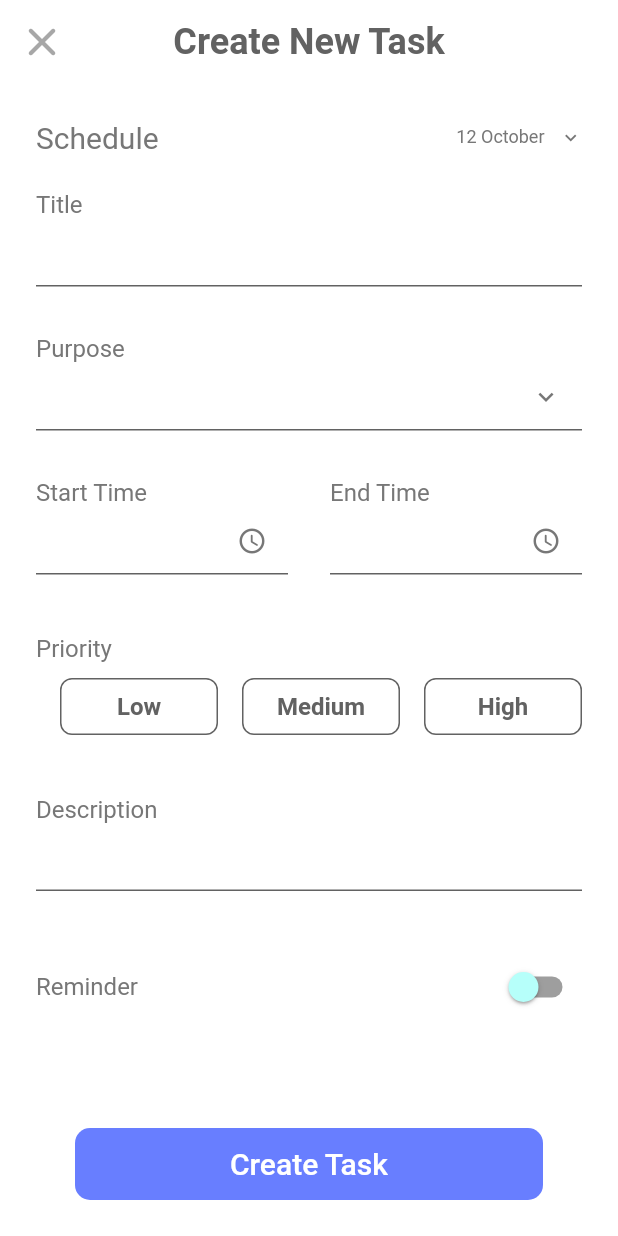
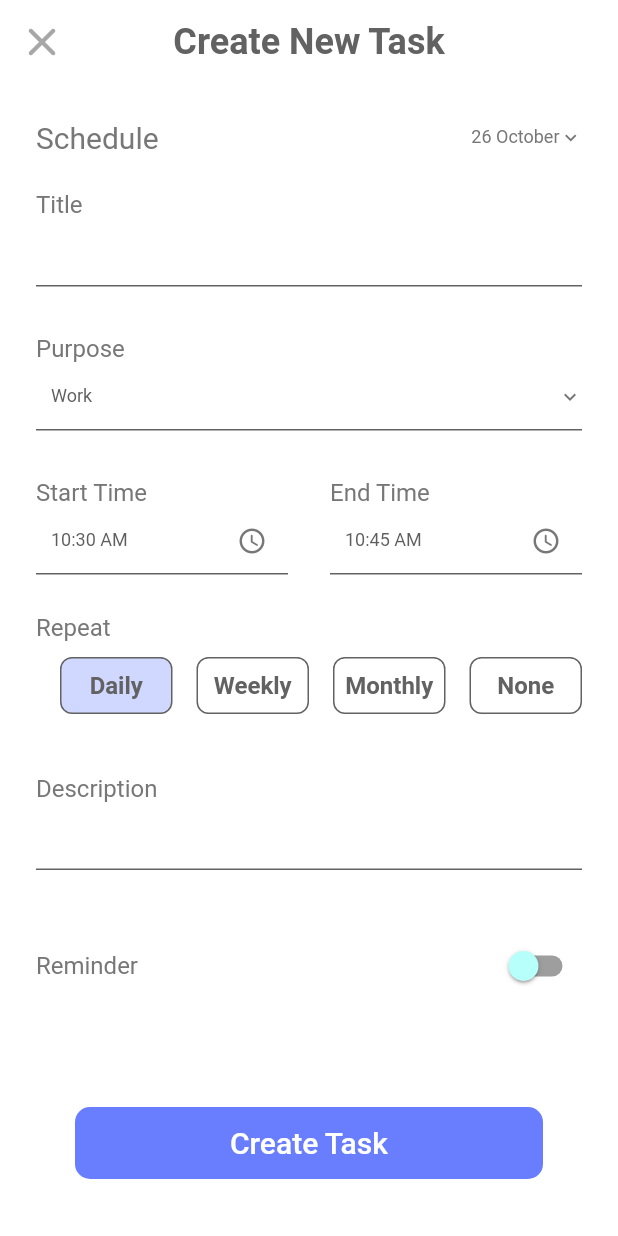
Before and after one commit to Rwan00/ToDo_Trax, a Flutter app: the screen it shows after launch, after a tap on the "add" icon, on a phone screen of 412 x 824 dp. Run offline on Flutter 3.47's test engine with Material 2 defaults, Android fonts, the phone set to English and light mode, and no system bars; our stand-ins replace flutter_staggered_animations, flutter_svg, get, get_storage, google_fonts, page_transition.

Commit message:
complete addTaskView Logic

```diff
--- /dev/null
+++ b/lib/models/task.dart
@@ -0,0 +1,25 @@
+class Task{
+  int? id;
+  String? title;
+  int? purpose;
+  String? date;
+  String? startTime;
+  String? endTime;
+  int? repeat;
+  String? description;
+  int? reminder;
+  int? isCompleted;
+
+  Task({
+    this.id,
+    this.title,
+    this.purpose,
+    this.date,
+    this.startTime,
+    this.endTime,
+    this.repeat,
+    this.description,
+    this.reminder,
+    this.isCompleted,
+});
+}
--- a/lib/ui/theme.dart
+++ b/lib/ui/theme.dart
@@ -100,3 +100,11 @@ TextStyle get txtOngoing3 {
         color:  Color.fromRGBO(209, 209, 209, 1),
       ));
 }
+TextStyle get txtHint {
+  return GoogleFonts.roboto(
+      textStyle:   TextStyle(
+        fontWeight: FontWeight.w400,
+        fontSize: 12,
+        color: Get.isDarkMode? const Color.fromRGBO(119, 119, 119, 1):const Color.fromRGBO(95, 94, 94, 1),
+      ));
+}
--- a/lib/ui/views/add_task_view.dart
+++ b/lib/ui/views/add_task_view.dart
@@ -1,5 +1,6 @@
 import 'package:flutter/material.dart';
 import 'package:get/get.dart';
+import 'package:intl/intl.dart';
 import 'package:page_transition/page_transition.dart';
 import 'package:todo_trax/ui/theme.dart';
 import 'package:todo_trax/ui/views/ongoing_view.dart';
@@ -18,6 +19,17 @@ class AddTaskView extends StatefulWidget {
 
 class _AddTaskViewState extends State<AddTaskView> {
   bool isSwitched = false;
+  final TextEditingController _titleController = TextEditingController();
+  final TextEditingController _noteController = TextEditingController();
+  int _repeat = 0;
+  DateTime _selectedDate = DateTime.now();
+  List<String> purposeList = ["Work", "Personal", "Health", "Study","Family","Fitness","Travel","Shopping","Entertainment"];
+  String _selectedPurpose = "Work";
+  String _startTime = DateFormat('hh:mm a').format(DateTime.now()).toString();
+  String _endTime = DateFormat('hh:mm a')
+      .format(DateTime.now().add(const Duration(minutes: 15)))
+      .toString();
+  int _reminder = 0;
 
   @override
   Widget build(BuildContext context) {
@@ -63,15 +75,12 @@ class _AddTaskViewState extends State<AddTaskView> {
                   ),
                   const Spacer(),
                   GestureDetector(
-                    onTap: () {},
+                    onTap: ()=>_getDateFromUser(),
                     child: Row(
                       children: [
                         Text(
-                          "12 October",
+                          DateFormat('d MMMM').format(_selectedDate),
                           style: headingAddTask.copyWith(fontSize: 12),
-                        ),
-                        const SizedBox(
-                          width: 10,
                         ),
                         const Icon(
                           Icons.keyboard_arrow_down,
@@ -86,15 +95,42 @@ class _AddTaskViewState extends State<AddTaskView> {
               const SizedBox(
                 height: 8,
               ),
-              const InputField(title: 'Title'),
+              InputField(
+                title: 'Title',
+                controller: _titleController,
+              ),
               InputField(
                 title: 'Purpose',
-                widget: IconButton(
-                  onPressed: () {},
-                  icon: const Icon(
+                hint: _selectedPurpose,
+                widget: DropdownButton(
+                  dropdownColor: Get.isDarkMode ? dPrimaryClr : primaryClr,
+                  borderRadius: BorderRadius.circular(10),
+                  items: purposeList
+                      .map<DropdownMenuItem<String>>(
+                          (value) => DropdownMenuItem(
+                          value: value,
+                          child: Text(
+                            value,
+                            style: const TextStyle(color: Colors.white),
+                          )))
+                      .toList(),
+                  style: headingAddTask.copyWith(
+                    color: Get.isDarkMode ? Colors.white : Colors.black,
+                    fontSize: 16,
+                  ),
+                  onChanged: (String? newValue) {
+                    setState(() {
+                      _selectedPurpose = newValue!;
+                    });
+                  },
+                  icon:  const Icon(
                     Icons.keyboard_arrow_down,
-                    size: 20,
                     color: Color.fromRGBO(119, 119, 119, 1),
+                  ),
+                  iconSize: 16,
+                  elevation: 4,
+                  underline: Container(
+                    height: 0,
                   ),
                 ),
               ),
@@ -103,8 +139,9 @@ class _AddTaskViewState extends State<AddTaskView> {
                   Expanded(
                     child: InputField(
                       title: 'Start Time',
+                      hint: _startTime,
                       widget: IconButton(
-                        onPressed: () {},
+                        onPressed: () => _getTimeFromUser(isStartTime: true),
                         icon: const Icon(
                           Icons.access_time_rounded,
                           size: 20,
@@ -119,8 +156,9 @@ class _AddTaskViewState extends State<AddTaskView> {
                   Expanded(
                     child: InputField(
                       title: 'End Time',
+                      hint: _endTime,
                       widget: IconButton(
-                        onPressed: () {},
+                        onPressed: () => _getTimeFromUser(isStartTime: false),
                         icon: const Icon(
                           Icons.access_time_rounded,
                           size: 20,
@@ -131,33 +169,14 @@ class _AddTaskViewState extends State<AddTaskView> {
                   ),
                 ],
               ),
-              Column(
-                crossAxisAlignment: CrossAxisAlignment.start,
-                children: [
-                  const SizedBox(
-                    height: 24,
-                  ),
-                  Text(
-                    "Priority",
-                    style: headingAddTask.copyWith(fontSize: 16),
-                  ),
-                  const SizedBox(
-                    height: 10,
-                  ),
-                  Row(
-                    mainAxisAlignment: MainAxisAlignment.start,
-                    children: <Widget>[
-                      Expanded(child: customContainer(text: "Low")),
-                      Expanded(child: customContainer(text: "Medium")),
-                      Expanded(child: customContainer(text: "High")),
-                    ],
-                  ),
-                ],
-              ),
+              _repeatContainer(),
               const SizedBox(
                 height: 24,
               ),
-              const InputField(title: 'Description'),
+              InputField(
+                title: 'Description',
+                controller: _noteController,
+              ),
               const SizedBox(
                 height: 24,
               ),
@@ -173,6 +192,7 @@ class _AddTaskViewState extends State<AddTaskView> {
                     onChanged: (value) {
                       setState(() {
                         isSwitched = value;
+                        _reminder = isSwitched? 1 : 0;
                       });
                     },
                     inactiveThumbColor:
@@ -202,4 +222,87 @@ class _AddTaskViewState extends State<AddTaskView> {
       ),
     );
   }
+
+  _repeatContainer() {
+    return Column(
+      crossAxisAlignment: CrossAxisAlignment.start,
+      children: [
+        Padding(
+          padding: const EdgeInsets.symmetric(vertical: 10.0),
+          child: Text(
+            "Repeat",
+            style: headingAddTask.copyWith(fontSize: 16),
+          ),
+        ),
+        Row(
+            children: List.generate(
+          4,
+          (index) => Expanded(
+            child: GestureDetector(
+              onTap: () {
+                setState(() {
+                  _repeat = index;
+                });
+              },
+              child: customContainer(
+                  text: index == 0
+                      ? "Daily"
+                      : index == 1
+                          ? "Weekly"
+                          : index == 2
+                              ? "Monthly"
+                              : "None",
+                  color: _repeat == index
+                      ? Get.isDarkMode
+                          ? dPrimaryClr.withOpacity(0.8)
+                          : primaryClr.withOpacity(0.3)
+                      : null),
+            ),
+          ),
+        )),
+      ],
+    );
+  }
+
+  _getDateFromUser() async
+  {
+    DateTime? _pickedDate = await showDatePicker(
+      initialEntryMode: DatePickerEntryMode.input,
+      context: context,
+      initialDate: _selectedDate,
+      firstDate: DateTime(2015),
+      lastDate: DateTime(2030),
+    );
+    if (_pickedDate != null) {
+      setState(() {
+        _selectedDate = _pickedDate;
+      });
+    } else {
+      print("IT'S NULL OR SOMETHING IS WRONG!!");
+    }
+  }
+
+  _getTimeFromUser({required bool isStartTime}) async {
+    TimeOfDay? pickedTime = await showTimePicker(
+      context: context,
+      initialTime: isStartTime
+          ? TimeOfDay.fromDateTime(DateTime.now())
+          : TimeOfDay.fromDateTime(
+          DateTime.now().add(const Duration(minutes: 15))),
+    );
+
+    String formattedTime = pickedTime!.format(context);
+
+    if (isStartTime) {
+      setState(() {
+        _startTime = formattedTime;
+      });
+    } else if (!isStartTime) {
+      setState(() {
+        _endTime = formattedTime;
+      });
+    } else {
+      print("IT'S NULL OR SOMETHING IS WRONG!!");
+    }
+  }
 }
--- a/lib/ui/views/ongoing_view.dart
+++ b/lib/ui/views/ongoing_view.dart
@@ -143,12 +143,12 @@ _noTaskMsg() {
               ),*/
               SvgPicture.asset(
                 "assets/images/noData.svg",
-                //height: 138,
-                width: 207,
+                height: 160,
+                width: 210,
                 semanticsLabel: "Task",
                 colorFilter: const ColorFilter.mode(
                     Color.fromRGBO(26, 115, 233, 1),
-                    BlendMode.srcIn),
+                    BlendMode.dst),
               ),
               Padding(
                 padding: const EdgeInsets.symmetric(horizontal: 5, vertical: 5),
--- a/lib/ui/widgets/input_field.dart
+++ b/lib/ui/widgets/input_field.dart
@@ -6,9 +6,10 @@ class InputField extends StatelessWidget {
   final String title;
   final TextEditingController? controller;
   final Widget? widget;
+  final String? hint;
 
   const InputField(
-      {required this.title, this.controller, this.widget, super.key});
+      {required this.title, this.controller, this.widget,this.hint, super.key});
 
   @override
   Widget build(BuildContext context) {
@@ -38,6 +39,8 @@ class InputField extends StatelessWidget {
                 ),
                 cursorColor: Get.isDarkMode ? dPrimaryClr : primaryClr,
                 decoration: InputDecoration(
+                  hintText: hint,
+                  hintStyle: txtHint,
                   suffixIcon: widget,
                   contentPadding: const EdgeInsets.only(left: 10, top: 10),
                   enabledBorder: const UnderlineInputBorder(
--- a/pubspec.yaml
+++ b/pubspec.yaml
@@ -44,6 +44,7 @@ dependencies:
   page_transition: ^2.1.0
   hive: ^2.2.3
   hive_flutter: ^1.1.0
+  intl: ^0.18.1
 
 dev_dependencies:
   flutter_test:
```
Also changed, not shown: assets/images/noData.png (deleted), pubspec.lock.
